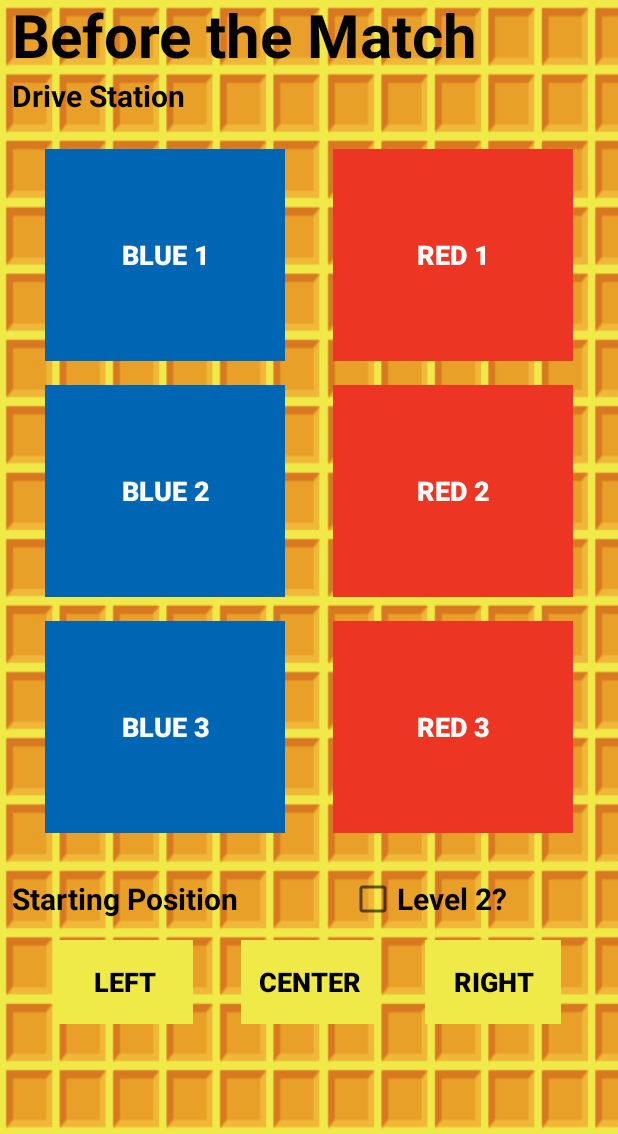
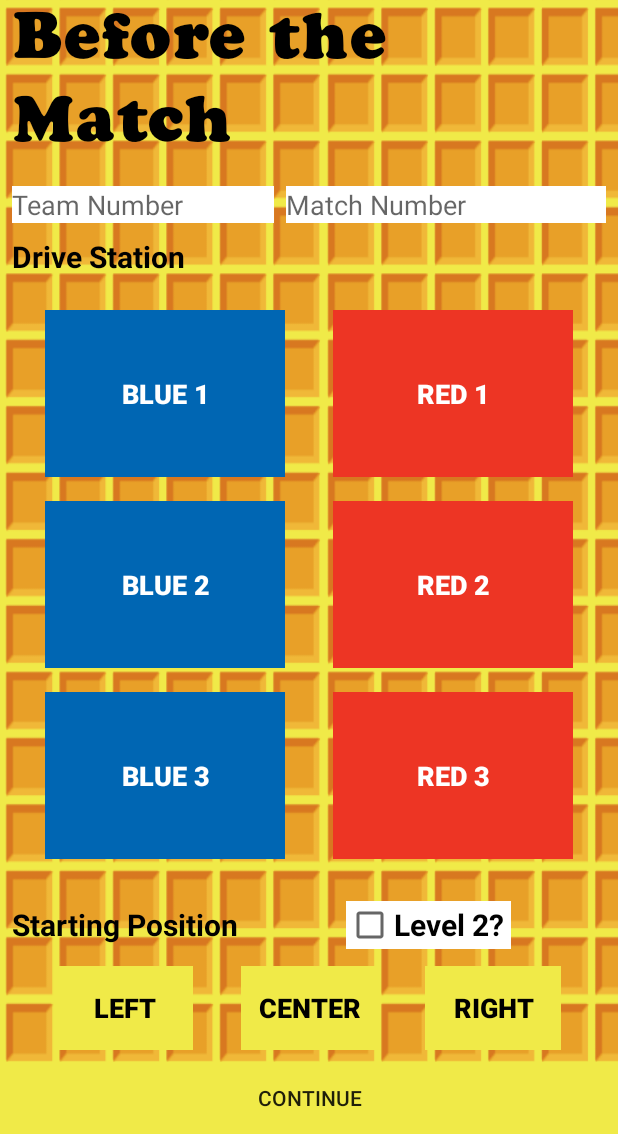
Before and after one commit to FRC-4476-WAFFLES/ScoutingApp, an Android app: the GameId1Before screen opened directly, with no data from a screen before it, on a phone screen of 412 x 824 dp, the part 102-1236 px from its top. Run offline under Robolectric (Android 15) with nearby library versions, the phone set to English and light mode, and no system bars.

Commit message:
add 2 deep space screens, start working on the java
finish pregame layout,
finish? pregame Java
finished autonomous layout,
strart working on Java for Autonomous

```diff
--- a/app/src/main/AndroidManifest.xml
+++ b/app/src/main/AndroidManifest.xml
@@ -16,7 +16,8 @@
         android:roundIcon="@mipmap/ic_launcher_round"
         android:supportsRtl="true"
         android:theme="@style/AppTheme">
-        <activity android:name=".GameId1.GameId1Before"></activity>
+        <activity android:name=".GameId1.GameId1Autonomous"></activity>
+        <activity android:name=".GameId1.GameId1Before" />
         <activity android:name=".GameId0.GameId0Before" />
         <activity android:name=".GameId3.GameId3" />
         <activity android:name=".GameId1.GameId1" />
--- a/app/src/main/java/com/wcr/wafflesscoutingapp/GameId1/GameId1Before.java
+++ b/app/src/main/java/com/wcr/wafflesscoutingapp/GameId1/GameId1Before.java
@@ -2,15 +2,137 @@ package com.wcr.wafflesscoutingapp.GameId1;
 
 import androidx.appcompat.app.AppCompatActivity;
 
+import android.content.Intent;
+import android.graphics.Typeface;
 import android.os.Bundle;
+import android.view.View;
+import android.widget.Button;
+import android.widget.CheckBox;
+import android.widget.EditText;
+import android.widget.TextView;
 
+import com.wcr.wafflesscoutingapp.GlobalData;
 import com.wcr.wafflesscoutingapp.R;
 
 public class GameId1Before extends AppCompatActivity {
+    Typeface CooperBlack;
 
     @Override
     protected void onCreate(Bundle savedInstanceState) {
         super.onCreate(savedInstanceState);
         setContentView(R.layout.activity_game_id1_before);
+        CooperBlack = Typeface.createFromAsset(this.getAssets(), "fonts/CooperFiveOpti-Black.otf");
+        final GlobalData app_data = (GlobalData)getApplicationContext();
+        TextView titleTextView = (TextView)findViewById(R.id.titleTextView);
+        titleTextView.setTypeface(CooperBlack);
+
+        //Team Number
+        final EditText teamNumberEditText = (EditText)findViewById(R.id.teamNumberEditText);
+
+        //Match Number
+        final EditText matchNumberEditText = (EditText)findViewById(R.id.matchNumberEditText);
+
+        //Driver Station buttons
+        final Button blue1Button = (Button)findViewById(R.id.blue1Button);
+        blue1Button.setOnClickListener(new View.OnClickListener() {
+            @Override
+            public void onClick(View view) {
+                DSLocBtn(0);
+                String DriverStation = "Blue1";
+            }
+        });
+        final Button blue2Button = (Button)findViewById(R.id.blue2Button);
+        blue2Button.setOnClickListener(new View.OnClickListener() {
+            @Override
+            public void onClick(View view) {
+                DSLocBtn(1);
+                String DriverStation = "Blue 2";
+            }
+        });
+        final Button blue3Button = (Button)findViewById(R.id.blue3Button);
+        blue3Button.setOnClickListener(new View.OnClickListener() {
+            @Override
+            public void onClick(View view) {
+                DSLocBtn(2);
+                String DriverStation = "Blue 3";
+            }
+        });
+        final Button red1Button = (Button)findViewById(R.id.red1Button);
+        red1Button.setOnClickListener(new View.OnClickListener() {
+            @Override
+            public void onClick(View view) {
+                DSLocBtn(3);
+                String DriverStation = "Red 1";
+            }
+        });
+        final Button red2Button = (Button)findViewById(R.id.red2Button);
+        red2Button.setOnClickListener(new View.OnClickListener() {
+            @Override
+            public void onClick(View view) {
+                DSLocBtn(4);
+                String DriverStation = "Red 2";
+            }
+        });
+        final Button red3Button = (Button)findViewById(R.id.red3Button);
+        red3Button.setOnClickListener(new View.OnClickListener() {
+            @Override
+            public void onClick(View view) {
+                DSLocBtn(5);
+                String DriverStation = "Red 3";
+            }
+        });
+
+        // level 2 check box
+        String StartOnLevel2 = "False";
+        final CheckBox lvl2 = (CheckBox) findViewById(R.id.startPosCheckBox);
+        if(lvl2.isChecked()) {
+            StartOnLevel2 = "True";
+        }
+
+        //Starting position
+        final Button leftButton = (Button)findViewById(R.id.leftButton);
+        leftButton.setOnClickListener(new View.OnClickListener() {
+            @Override
+            public void onClick(View view) {
+
+            }
+        });
+        final Button centerButton = (Button)findViewById(R.id.centerButton);
+        final Button rightButton = (Button)findViewById(R.id.rightButton);
+
+
+
+        //continue button
+        final Button continueButton = (Button)findViewById(R.id.continueButton);
+        continueButton.setOnClickListener(new View.OnClickListener() {
+            @Override
+            public void onClick(View view) {
+                //make sure to check all fields are filled
+                app_data.setGame_state(getString(R.string.sandstorm));
+                Intent startIntent = new Intent(getApplicationContext(), GameId1.class);
+                startActivity(startIntent);
+            }
+        });
+
+
+    }
+    private void DSLocBtn(int id){
+        Button buttons[] = new Button[6];
+        buttons[0] = (Button)findViewById(R.id.blue1Button);//0
+        buttons[1] = (Button)findViewById(R.id.blue2Button);//1
+        buttons[2] = (Button)findViewById(R.id.blue3Button);//2
+        buttons[3] = (Button)findViewById(R.id.red1Button);//3
+        buttons[4] = (Button)findViewById(R.id.red2Button);//4
+        buttons[5] = (Button)findViewById(R.id.red3Button);//5
+        for(int i=0; i< buttons.length; i++){
+            if(id != i){
+                buttons[i].setBackgroundColor(getResources().getColor(R.color.grey));
+            }
+        }
+        if(id<3) {
+            buttons[id].setBackgroundColor(getResources().getColor(R.color.blue));
+        }else{
+            buttons[id].setBackgroundColor(getResources().getColor(R.color.red));
+        }
     }
 }
--- a/app/src/main/res/layout/activity_game_id1_before.xml
+++ b/app/src/main/res/layout/activity_game_id1_before.xml
@@ -8,7 +8,7 @@
     tools:context=".GameId1.GameId1Before">
 
     <TextView
-        android:id="@+id/textView"
+        android:id="@+id/titleTextView"
         android:layout_width="match_parent"
         android:layout_height="wrap_content"
         android:layout_marginStart="8dp"
@@ -27,17 +27,18 @@
         android:layout_width="wrap_content"
         android:layout_height="wrap_content"
         android:layout_marginStart="8dp"
+        android:layout_marginTop="50dp"
         android:text="Drive Station"
         android:textColor="@android:color/black"
         android:textSize="20sp"
         android:textStyle="bold"
         app:layout_constraintStart_toStartOf="parent"
-        app:layout_constraintTop_toBottomOf="@+id/textView" />
+        app:layout_constraintTop_toBottomOf="@+id/titleTextView" />
 
     <LinearLayout
         android:id="@+id/linearLayout"
         android:layout_width="match_parent"
-        android:layout_height="500dp"
+        android:layout_height="410dp"
         android:layout_marginTop="8dp"
         android:baselineAligned="false"
         app:layout_constraintTop_toBottomOf="@+id/driverStationTextView">
@@ -340,13 +341,58 @@
         android:layout_height="wrap_content"
         android:layout_marginStart="8dp"
         android:layout_marginEnd="8dp"
-        android:text="Level 2?"
+        android:text="Level 2? "
         android:textSize="20sp"
         android:textStyle="bold"
+        android:background="@android:color/white"
         app:layout_constraintBottom_toBottomOf="@+id/startPostitionTextView"
         app:layout_constraintEnd_toEndOf="parent"
         app:layout_constraintStart_toEndOf="@+id/startPostitionTextView"
         app:layout_constraintTop_toTopOf="@+id/startPostitionTextView" />
 
+    <EditText
+        android:id="@+id/teamNumberEditText"
+        android:layout_width="0dp"
+        android:layout_weight="0.5"
+        android:layout_height="wrap_content"
+        android:layout_marginStart="8dp"
+        android:layout_marginTop="8dp"
+        android:layout_marginEnd="8dp"
+        android:layout_marginLeft="0dp"
+        android:layout_marginRight="0dp"
+        android:ems="10"
+        android:inputType="number"
+        android:hint="Team Number"
+        android:background="@android:color/white"
+        app:layout_constraintBottom_toTopOf="@+id/driverStationTextView"
+        app:layout_constraintEnd_toStartOf="@+id/matchNumberEditText"
+        app:layout_constraintStart_toStartOf="parent"
+        app:layout_constraintTop_toBottomOf="@+id/titleTextView" />
+
+    <EditText
+        android:id="@+id/matchNumberEditText"
+        android:layout_width="0dp"
+        android:layout_height="wrap_content"
+        android:layout_marginEnd="8dp"
+        android:layout_weight="0.5"
+        android:background="@android:color/white"
+        android:ems="10"
+        android:hint="Match Number"
+        android:inputType="number"
+        app:layout_constraintBottom_toBottomOf="@+id/teamNumberEditText"
+        app:layout_constraintEnd_toEndOf="parent"
+        app:layout_constraintTop_toTopOf="@+id/teamNumberEditText"
+        app:layout_constraintVertical_bias="0.0" />
+
+    <Button
+        android:id="@+id/continueButton"
+        android:layout_width="match_parent"
+        android:layout_height="wrap_content"
+        android:text="Continue"
+        android:background="@color/wafflesYellow"
+        app:layout_constraintBottom_toBottomOf="parent"
+        app:layout_constraintEnd_toEndOf="parent"
+        app:layout_constraintStart_toStartOf="parent" />
+
 
 </androidx.constraintlayout.widget.ConstraintLayout>
--- a/app/src/main/res/values/colors.xml
+++ b/app/src/main/res/values/colors.xml
@@ -6,4 +6,6 @@
     <color name="wafflesYellow">#f0ea48</color>
     <color name="blue">#0066B3</color>
     <color name="red">#ED3524</color>
+    <color name="ballOrange">#FF8C00</color>
+    <color name="grey">#b6b8b6</color>
 </resources>
```
Also changed, not shown: app/src/main/java/com/wcr/wafflesscoutingapp/GameId1/GameId1Autonomous.java (added, +16 -0 lines), app/src/main/java/com/wcr/wafflesscoutingapp/GlobalData.java (+14 -4 lines), app/src/main/res/layout/activity_game_id1_autonomous.xml (added, +274 -0 lines), app/src/main/res/values/strings.xml (+12 -2 lines).
